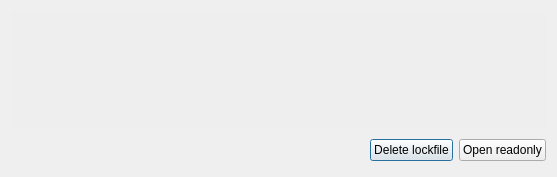
Old version of the form forms/lockedfiledialog.ui in the repository insilmaril/vym.
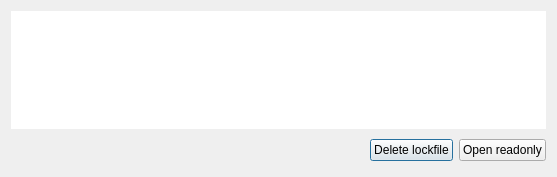
New version of the form.

What changed in the file:
```diff
--- a/forms/lockedfiledialog.ui
+++ b/forms/lockedfiledialog.ui
@@ -16,42 +16,11 @@
   <layout class="QVBoxLayout" name="verticalLayout">
    <item>
     <widget class="QTextEdit" name="warningTE">
-     <property name="palette">
-      <palette>
-       <active>
-        <colorrole role="Base">
-         <brush brushstyle="SolidPattern">
-          <color alpha="255">
-           <red>238</red>
-           <green>238</green>
-           <blue>238</blue>
-          </color>
-         </brush>
-        </colorrole>
-       </active>
-       <inactive>
-        <colorrole role="Base">
-         <brush brushstyle="SolidPattern">
-          <color alpha="255">
-           <red>238</red>
-           <green>238</green>
-           <blue>238</blue>
-          </color>
-         </brush>
-        </colorrole>
-       </inactive>
-       <disabled>
-        <colorrole role="Base">
-         <brush brushstyle="SolidPattern">
-          <color alpha="255">
-           <red>238</red>
-           <green>238</green>
-           <blue>238</blue>
-          </color>
-         </brush>
-        </colorrole>
-       </disabled>
-      </palette>
+     <property name="enabled">
+      <bool>true</bool>
+     </property>
+     <property name="autoFillBackground">
+      <bool>false</bool>
      </property>
      <property name="frameShape">
       <enum>QFrame::NoFrame</enum>
```
